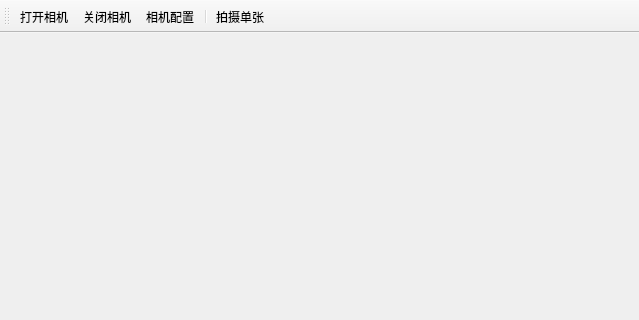
Before: the Qt Designer form mainwindow/mainwindow.ui in Jacketlove/CalibTools, drawn with Qt 5; both pictures show x 0 to 639 and y 0 to 320 of the 639 by 536 pixel window.
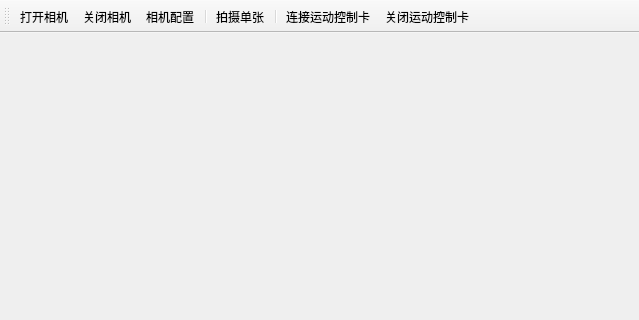
After: the same form once the commit is applied. Icons and pictures are not drawn.

Commit message:
添加运动控制模块
1.添加运动控制模块
2.添加板块工厂类，用于连接板卡。采用单例模式但是线程不安全。
3.bug:相机在关闭状态关闭窗口程序会崩溃。

The edit to the form file:
```diff
--- a/mainwindow/mainwindow.ui
+++ b/mainwindow/mainwindow.ui
@@ -50,6 +50,9 @@
    <addaction name="actionConfigCamera"/>
    <addaction name="separator"/>
    <addaction name="actionSingleShot"/>
+   <addaction name="separator"/>
+   <addaction name="actionMotionControlOpen"/>
+   <addaction name="actionMotionControlClose"/>
   </widget>
   <widget class="QStatusBar" name="statusBar"/>
   <action name="actionOpenCamera">
@@ -95,6 +98,24 @@
     <string>拍摄单张</string>
    </property>
   </action>
+  <action name="actionMotionControlOpen">
+   <property name="icon">
+    <iconset resource="icon.qrc">
+     <normaloff>:/action/icons/连接.png</normaloff>:/action/icons/连接.png</iconset>
+   </property>
+   <property name="text">
+    <string>连接运动控制卡</string>
+   </property>
+  </action>
+  <action name="actionMotionControlClose">
+   <property name="icon">
+    <iconset resource="icon.qrc">
+     <normaloff>:/action/icons/断开链接.png</normaloff>:/action/icons/断开链接.png</iconset>
+   </property>
+   <property name="text">
+    <string>关闭运动控制卡</string>
+   </property>
+  </action>
  </widget>
  <layoutdefault spacing="6" margin="11"/>
  <resources>
```
Left out of the diff: 6 changed lines with no effect on the pictures. The commit also changes 33 other files.
